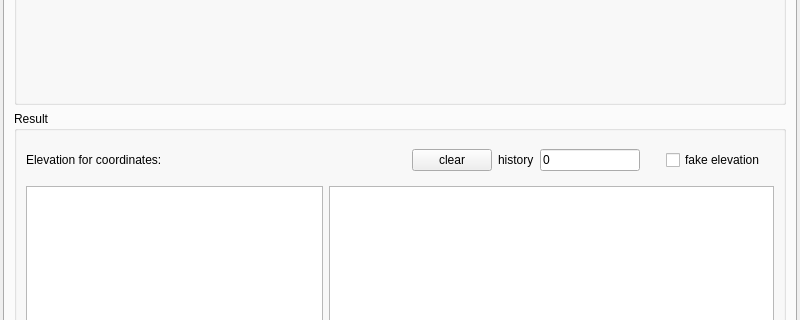
Before: the Qt Designer form src/blackgui/components/interpolationlogdisplay.ui in swift-project/pilotclient, drawn with Qt 5; both pictures show x 0 to 800 and y 223 to 543 of the 800 by 800 pixel window.
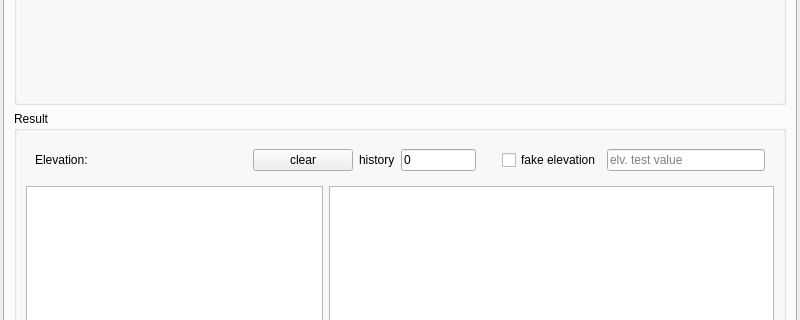
After: the same form once the commit is applied. The open tabs and pages were chosen to show the change. Custom widgets are drawn as their Qt base class.

Commit message: Ref T773, allow to set test elevation (from log.display)

The edit to the form file:
```diff
--- a/src/blackgui/components/interpolationlogdisplay.ui
+++ b/src/blackgui/components/interpolationlogdisplay.ui
@@ -877,9 +877,16 @@
           <item row="1" column="1">
            <widget class="QListView" name="lv_ElevevationHistory"/>
           </item>
-          <item row="0" column="1">
+          <item row="0" column="0" colspan="2">
            <widget class="QWidget" name="wi_ElvButtons" native="true">
             <layout class="QHBoxLayout" name="horizontalLayout">
+             <item>
+              <widget class="QLabel" name="lbl_ElevationAtPosition">
+               <property name="text">
+                <string>Elevation:</string>
+               </property>
+              </widget>
+             </item>
              <item>
               <spacer name="hs_ElvButtons">
                <property name="orientation">
@@ -895,6 +902,12 @@
              </item>
              <item>
               <widget class="QPushButton" name="pb_ElvClear">
+               <property name="minimumSize">
+                <size>
+                 <width>100</width>
+                 <height>0</height>
+                </size>
+               </property>
                <property name="text">
                 <string>clear</string>
                </property>
@@ -911,7 +924,7 @@
               <widget class="QLineEdit" name="le_ElvHistoryCount">
                <property name="maximumSize">
                 <size>
-                 <width>100</width>
+                 <width>75</width>
                  <height>16777215</height>
                 </size>
                </property>
@@ -946,16 +959,16 @@
                </property>
               </widget>
              </item>
+             <item>
+              <widget class="QLineEdit" name="le_ElevationTestValue">
+               <property name="placeholderText">
+                <string>elv. test value</string>
+               </property>
+              </widget>
+             </item>
             </layout>
            </widget>
           </item>
-          <item row="0" column="0">
-           <widget class="QLabel" name="lbl_ElevationAtPosition">
-            <property name="text">
-             <string>Elevation for coordinates:</string>
-            </property>
-           </widget>
-          </item>
          </layout>
         </widget>
        </item>
```
The commit also changes 3 other files.
